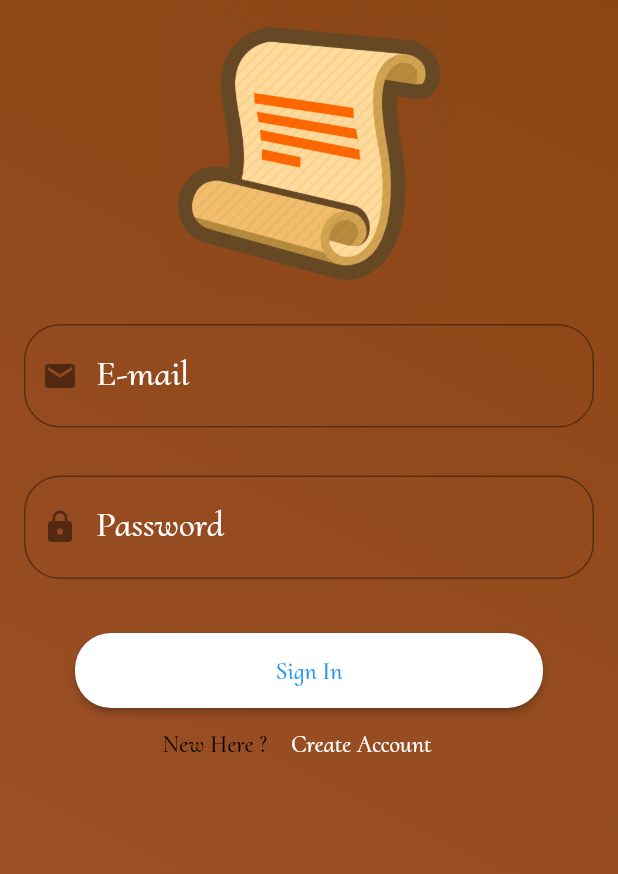
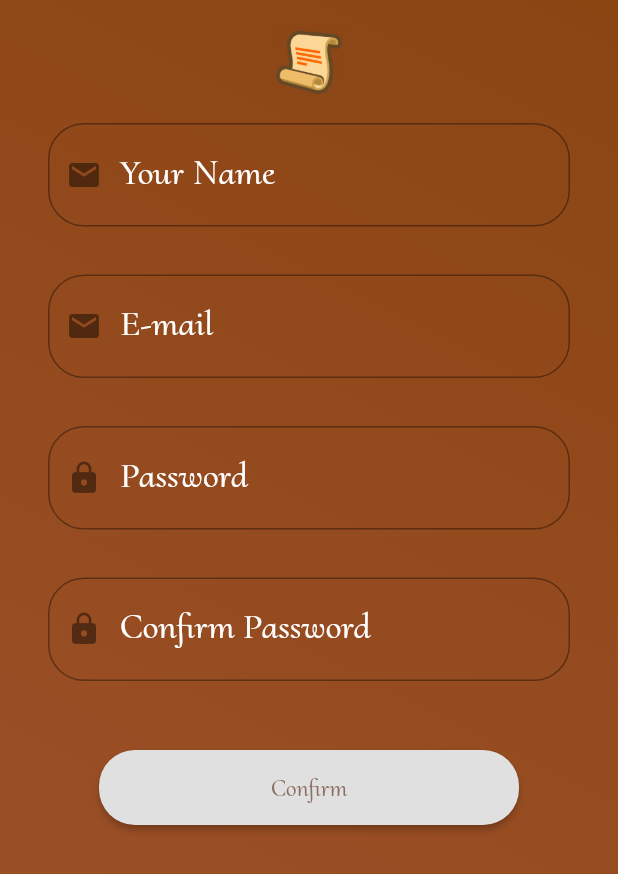
Before and after one commit to MatheusHenriq/RecipeApp, a Flutter app: the screen it shows after launch, after a tap on "Create Account", on a phone screen of 412 x 824 dp. Shown: the top 874 px of the screen. Run offline on Flutter 3.47's test engine with Material 2 defaults, Android fonts, the light colour scheme and no system bars; our stand-ins replace animated_text_kit, validators.

Commit message:
adicionando o cadastro

```diff
--- /dev/null
+++ b/lib/models/models.dart
@@ -0,0 +1,4 @@
+class Model {
+  String password;
+  Model({this.password});
+}
--- /dev/null
+++ b/lib/pages/createaccount_page.dart
@@ -0,0 +1,135 @@
+import 'package:flutter/material.dart';
+import 'package:recipe/models/models.dart';
+import 'package:recipe/pages/insideapp/insideapp_page.dart';
+import 'package:recipe/widgets/backgroundlayout_widget.dart';
+import 'package:recipe/widgets/mytextformfield_widget.dart';
+import 'package:validators/validators.dart' as validator;
+
+class CreateAccount extends StatefulWidget {
+  @override
+  _CreateAccountState createState() => _CreateAccountState();
+}
+
+class _CreateAccountState extends State<CreateAccount> {
+
+  final _formKey = GlobalKey<FormState>();
+  String _confimpass;
+  Model model = Model();
+
+  @override
+  Widget build(BuildContext context) {
+    return Scaffold(
+      body :  BackGroundLayout(
+        child : Form(
+          key : _formKey,
+          child   : Padding(
+            padding : EdgeInsets.all(16.0),
+            child :  ListView(
+              scrollDirection: Axis.vertical,
+              children: <Widget>[
+
+                Center(
+                  child : Image(
+                    image : AssetImage('assets/images/scroll.png'),
+                    height: 50,
+                    width: 50,
+                  ),
+                ),
+
+                Container(
+                  child :MyTextFormField(
+                    text      : 'Your Name',
+                    isEmail: false,
+                    length    : 150,
+                    validator : (String value){
+                      if(value.isEmpty) return 'Insert your password.';
+                    return null;
+                    },
+                  ),
+                ),
+
+                Container(
+                  child:MyTextFormField(
+                    text      :'E-mail',
+                    length    :  250,
+                    validator : (value){
+                      if(value.isEmpty) return 'Insert your e-mail.';
+                      if(!validator.isEmail(value)) return 'This e-mail is not valid.';
+                      return null;
+                    },
+                  ),
+                ),
+
+                Container(
+                  child :MyTextFormField(
+                    text      : 'Password',
+                    length    : 16,
+                    isPassword: true,
+                    validator : (String value){
+                      setState(() {
+                        _confimpass = value;
+                      });
+                      if(value.isEmpty) return 'Insert your password.';
+                      if(value.length<7) return 'Very short password.';
+                      if(value.length>16) return 'Very large password.';
+                    return null;
+                    },
+                  ),
+                ),
+
+                Container(
+                  child : MyTextFormField(
+                    text      : 'Confirm Password',
+                    length    : 16,
+                    isPassword: true,
+                    validator : (String value){
+                      if(value.isEmpty) return 'Insert your password.';
+                      else if(value.length<7) return 'Very short password.';
+                      else if(value.length>16) return 'Very large password.';
+                      else if(_confimpass != null && value != _confimpass ) return 'Passwords not matched';
+
+                    return null;
+                    },
+                  ),
+                ),
+
+                SizedBox(
+                  height : 30,
+                ),
+
+                Container(
+                  padding : EdgeInsets.only(
+                    left : 50,
+                    right: 50,
+                  ),
+                  height: 50,
+                  child : RaisedButton(
+                    shape: RoundedRectangleBorder(
+                      borderRadius: BorderRadius.circular(24)
+                    ),
+                    textColor: Colors.brown,
+                    onPressed:(){
+                      if(_formKey.currentState.validate()){
+                        Navigator.push(context, MaterialPageRoute(builder: (context) => InsideAPP()));
+                      };
+                    },
+                    child   : Text(
+                      'Confirm',
+                      style: TextStyle(
+                        fontSize  : 16,
+                        fontFamily: "Cormorant Upright" ,
+                        fontWeight: FontWeight.w600,
+                        color     : Colors.brown[400]
+                      ),
+                    ),
+                  ),
+                ),
+
+              ],
+            ),
+          ),
+        )
+      ),
+    );
+  }
+}
--- /dev/null
+++ b/lib/pages/insideapp/add_recipe_page_insideapp.dart
@@ -0,0 +1,19 @@
+import 'package:flutter/material.dart';
+
+class AddRecipe extends StatefulWidget {
+  @override
+  _AddRecipeState createState() => _AddRecipeState();
+}
+
+class _AddRecipeState extends State<AddRecipe> {
+
+
+
+
+  @override
+  Widget build(BuildContext context) {
+    return Scaffold(
+
+    );
+  }
+}
--- a/lib/pages/insideapp/home_page_insideapp.dart
+++ b/lib/pages/insideapp/home_page_insideapp.dart
@@ -10,6 +10,11 @@ class _HomeState extends State<Home> {
   @override
   Widget build(BuildContext context) {
     return Scaffold(
+      floatingActionButton: FloatingActionButton(
+        backgroundColor: Colors.brown[400],
+        onPressed:(){},
+        child: Icon(Icons.add),
+      ),
       body : ListView(
         scrollDirection: Axis.vertical,
         children: <Widget>[
--- a/lib/pages/insideapp/insideapp_page.dart
+++ b/lib/pages/insideapp/insideapp_page.dart
@@ -4,9 +4,7 @@ import 'package:recipe/pages/insideapp/favorites_page_insideapp.dart';
 import 'package:recipe/pages/insideapp/home_page_insideapp.dart';
 import 'package:recipe/pages/insideapp/profile_page_insideapp.dart';
 import 'package:recipe/pages/insideapp/search_page_insideapp.dart';
-
 import 'package:recipe/widgets/backgroundlayout_widget.dart';
-import 'package:recipe/widgets/recipe_show_widget.dart';
 
 
 class InsideAPP extends StatefulWidget {
--- a/lib/pages/loginscreen_page.dart
+++ b/lib/pages/loginscreen_page.dart
@@ -1,4 +1,5 @@
 import 'package:flutter/material.dart';
+import 'package:recipe/pages/createaccount_page.dart';
 import 'package:recipe/pages/insideapp/insideapp_page.dart';
 import 'package:recipe/widgets/backgroundlayout_widget.dart';
 import 'package:recipe/widgets/mytextformfield_widget.dart';
@@ -41,6 +42,7 @@ class _LoginScreenState extends State<LoginScreen> {
                           validator: (value){
                             if(value.isEmpty) return 'Insert your e-mail.';
                             if(!validator.isEmail(value)) return 'This e-mail is not valid.';
+                            return null;
                           },
                         ),
 
@@ -52,6 +54,8 @@ class _LoginScreenState extends State<LoginScreen> {
                             if(value.isEmpty) return 'Insert your password.';
                             if(value.length<7) return 'Very short password.';
                             if(value.length>16) return 'Very large password.';
+
+                            return null;
                           },
                         ),
                       ],
@@ -106,7 +110,9 @@ class _LoginScreenState extends State<LoginScreen> {
                       ),
 
                       MaterialButton(
-                        onPressed : (){},
+                        onPressed : (){
+                          Navigator.push(context,MaterialPageRoute(builder: (context) => CreateAccount()));
+                        },
                         child     : Text(
                         'Create Account',
                           style: TextStyle(
--- a/lib/widgets/mytextformfield_widget.dart
+++ b/lib/widgets/mytextformfield_widget.dart
@@ -7,7 +7,9 @@ class MyTextFormField extends StatelessWidget {
   final bool  isPassword ;
   final int length;
 
-  MyTextFormField({this.text,this.validator,this.isPassword=false,this.length});
+  final bool isEmail;
+
+  MyTextFormField({this.text,this.validator,this.isPassword=false,this.length,this.isEmail = true});
 
   @override
   Widget build(BuildContext context) {
@@ -22,7 +24,7 @@ class MyTextFormField extends StatelessWidget {
         decoration  : InputDecoration(
           prefixIcon: isPassword ? Icon(Icons.https) : Icon(Icons.email),
           counterText : '',
-          hintText    : isPassword ? 'Password' : 'chefs@example.com',
+          hintText    : isPassword ? 'Password' : isEmail ? 'chefs@exemple.com' : "Chef's Name",
           hintStyle   : TextStyle(
             fontSize    : 24,
             fontFamily  : "Cormorant Upright",
--- a/pubspec.yaml
+++ b/pubspec.yaml
@@ -26,6 +26,7 @@ dependencies:
   animated_text_kit: ^2.2.0
   validators: ^2.0.0+1
   persistent_bottom_nav_bar: any
+  shared_preferences: ^0.5.7+3
 
 
   # The following adds the Cupertino Icons font to your application.
```
Also changed, not shown: pubspec.lock.
